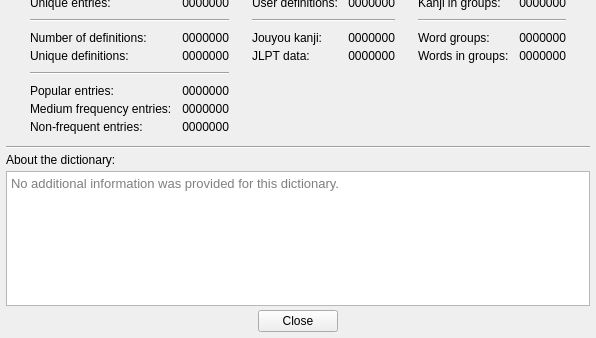
Above: dictionarystatsform.ui from z1dev/zkanji before the change; both pictures show x 0 to 596 and y 148 to 486 of the 596 by 486 pixel window. Below: the same form after it.
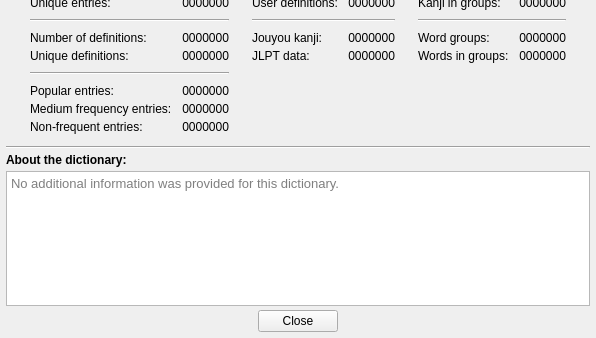
That is the form after the change. Custom widgets are drawn as their Qt base class.

Commit message: * Saving/restoring dictionary export and import windows sizes. * Saving/restoring size of the dictionary statistics window. * Changed the algorithm to update window geometry before showing because it didn't work with embedded layouts.

Diff of the .ui file:
```diff
--- a/dictionarystatsform.ui
+++ b/dictionarystatsform.ui
@@ -684,6 +684,12 @@
      <layout class="QVBoxLayout" name="verticalLayout">
       <item>
        <widget class="QLabel" name="label_24">
+        <property name="font">
+         <font>
+          <weight>75</weight>
+          <bold>true</bold>
+         </font>
+        </property>
         <property name="text">
          <string>About the dictionary:</string>
         </property>
```
Left out of the diff: 6 changed lines with no effect on the pictures. The commit also changes 5 other files.
